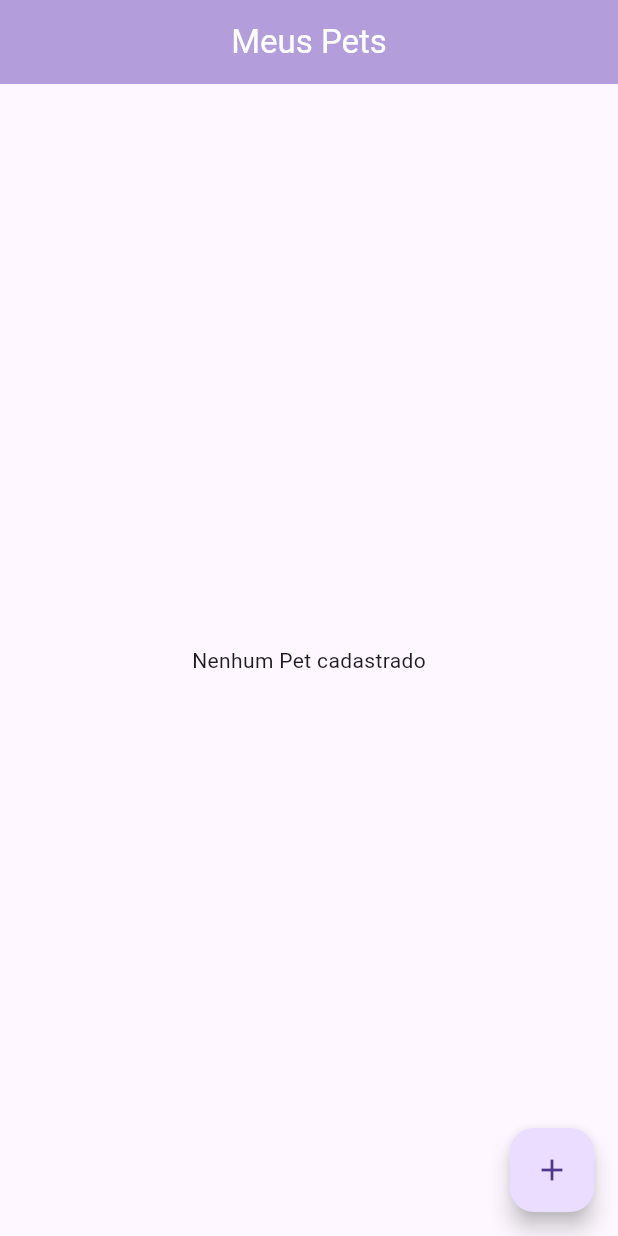
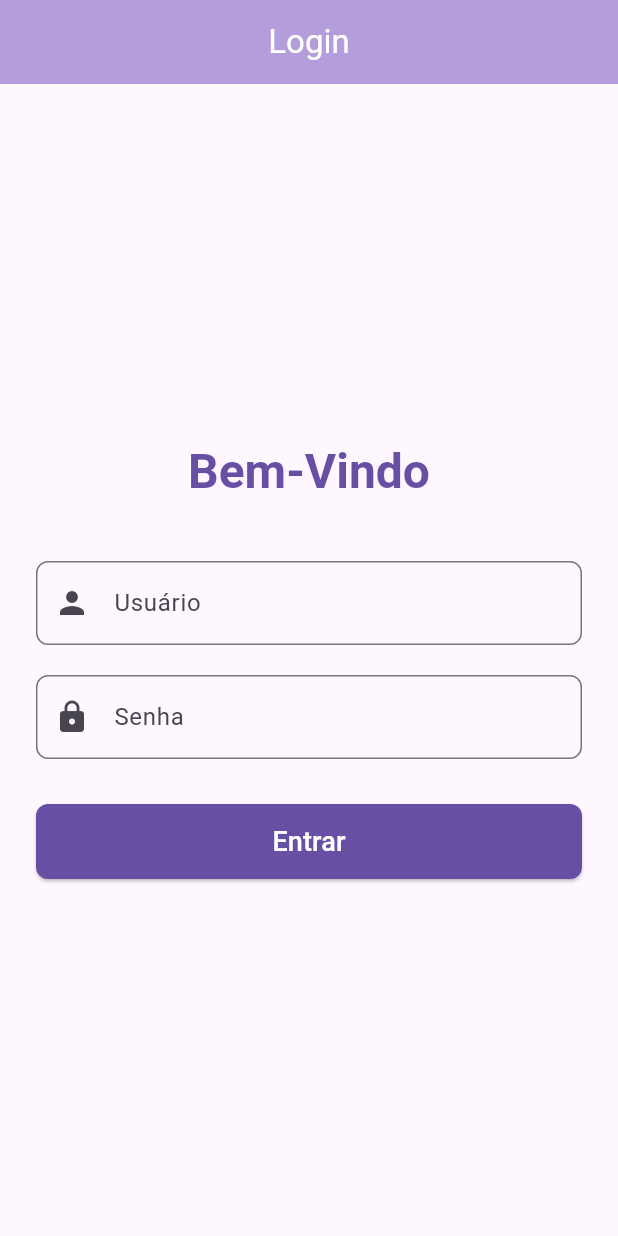
Before and after one commit to VzinCoder/projeto_estagio, a Flutter app: the screen it shows after launch, on a phone screen of 412 x 824 dp. Run offline on Flutter 3.47's test engine with Material 3 defaults, Android fonts, the phone set to English and light mode, and no system bars; our stand-ins replace dio, flutter_secure_storage, get_it, sqflite; accounts and stored records are empty.

Commit message:
feat: implement login page

```diff
--- a/lib/main.dart
+++ b/lib/main.dart
@@ -4,6 +4,7 @@ import "pages/home_page.dart";
 import "pages/add_pet.dart";
 import "pages/add_pet_vaccine.dart";
 import "pages/add_pet_event.dart";
+import "pages/login_page.dart";
 import "my_app_routes.dart";
 
 void main() async {
@@ -25,8 +26,9 @@ class MyApp extends StatelessWidget {
           iconTheme: IconThemeData(color: Colors.white),
         ),
       ),
-      initialRoute: MyAppRoutes.homePage.routeName,
+      initialRoute: MyAppRoutes.loginPage.routeName,
       routes: {
+        MyAppRoutes.loginPage.routeName: (BuildContext context) => LoginPage(),
         MyAppRoutes.homePage.routeName: (BuildContext context) => HomePage(),
         MyAppRoutes.addPet.routeName: (BuildContext context) => AddPet(),
         //MyAppRoutes.petDetails.routeName:(BuildContext context)=> PetDetails(),
--- a/lib/my_app_routes.dart
+++ b/lib/my_app_routes.dart
@@ -1,4 +1,5 @@
 enum MyAppRoutes{
+  loginPage(routeName: "login_page"),
   homePage(routeName: "home_page"),
   addPet(routeName: "add_pet"),
   petDetails(routeName: "pet_details"),
--- /dev/null
+++ b/lib/pages/login_page.dart
@@ -0,0 +1,132 @@
+import 'package:flutter/material.dart';
+import '../services/auth_services.dart';
+import '../my_app_routes.dart';
+
+class LoginPage extends StatefulWidget {
+  const LoginPage({super.key});
+
+  @override
+  State<LoginPage> createState() => _LoginPageState();
+}
+
+class _LoginPageState extends State<LoginPage> {
+  final TextEditingController _usernameController = TextEditingController();
+  final TextEditingController _passwordController = TextEditingController();
+  final AuthService _authService = AuthService();
+  bool _isLoading = false;
+
+  @override
+  void dispose() {
+    _usernameController.dispose();
+    _passwordController.dispose();
+    super.dispose();
+  }
+
+  Future<void> _login() async {
+    setState(() {
+      _isLoading = true;
+    });
+
+    final String username = _usernameController.text;
+    final String password = _passwordController.text;
+
+    final bool success = await _authService.login(username, password);
+
+    setState(() {
+      _isLoading = false;
+    });
+
+    if (success) {
+      ScaffoldMessenger.of(context).showSnackBar(
+        const SnackBar(content: Text('Login realizado com sucesso!')),
+      );
+      Navigator.pushNamedAndRemoveUntil(
+        context,
+        MyAppRoutes.homePage.routeName,
+        (Route<dynamic> route) => false,
+      );
+    } else {
+      ScaffoldMessenger.of(context).showSnackBar(
+        const SnackBar(
+          content: Text('Falha no login. Verifique seu usuário e senha.'),
+          backgroundColor: Colors.red,
+        ),
+      );
+    }
+  }
+
+  @override
+  Widget build(BuildContext context) {
+    return Scaffold(
+      appBar: AppBar(
+        title: const Text('Login', style: TextStyle(color: Colors.white)),
+        centerTitle: true,
+      ),
+      body: Center(
+        child: SingleChildScrollView(
+          padding: const EdgeInsets.all(24.0),
+          child: Column(
+            mainAxisAlignment: MainAxisAlignment.center,
+            children: <Widget>[
+              Text(
+                'Bem-Vindo',
+                style: Theme.of(context).textTheme.headlineLarge?.copyWith(
+                  color: Theme.of(context).primaryColor,
+                  fontWeight: FontWeight.bold,
+                ),
+              ),
+              const SizedBox(height: 40),
+              TextField(
+                controller: _usernameController,
+                decoration: InputDecoration(
+                  labelText: 'Usuário',
+                  border: OutlineInputBorder(
+                    borderRadius: BorderRadius.circular(8.0),
+                  ),
+                  prefixIcon: const Icon(Icons.person),
+                ),
+                keyboardType: TextInputType.text,
+                textInputAction: TextInputAction.next,
+              ),
+              const SizedBox(height: 20),
+              TextField(
+                controller: _passwordController,
+                decoration: InputDecoration(
+                  labelText: 'Senha',
+                  border: OutlineInputBorder(
+                    borderRadius: BorderRadius.circular(8.0),
+                  ),
+                  prefixIcon: Icon(Icons.lock),
+                ),
+                obscureText: true,
+                textInputAction: TextInputAction.done,
+                onSubmitted: (_) => _login(),
+              ),
+              const SizedBox(height: 30),
+
+              _isLoading
+                  ? const CircularProgressIndicator()
+                  : SizedBox(
+                      width: double.infinity,
+                      height: 50,
+                      child: ElevatedButton(
+                        onPressed: _login,
+                        style: ElevatedButton.styleFrom(
+                          backgroundColor: Theme.of(context).primaryColor,
+                          shape: RoundedRectangleBorder(
+                            borderRadius: BorderRadius.circular(8.0),
+                          ),
+                        ),
+                        child: const Text(
+                          'Entrar',
+                          style: TextStyle(fontSize: 18, color: Colors.white),
+                        ),
+                      ),
+                    ),
+            ],
+          ),
+        ),
+      ),
+    );
+  }
+}
--- a/lib/pages/pet_events.dart
+++ b/lib/pages/pet_events.dart
@@ -156,7 +156,7 @@ class _PetEventsState extends State<PetEvents> {
           Navigator.push(
             context,
             MaterialPageRoute(
-              builder: (context) => AddPetEvent(petId: widget.petId!),
+              builder: (context) => AddPetEvent(petId: widget.petId),
             ),
           ).then((_) => setState(() {}));
         },
--- /dev/null
+++ b/lib/services/auth_services.dart
@@ -0,0 +1,77 @@
+import 'package:dio/dio.dart';
+import 'package:flutter_secure_storage/flutter_secure_storage.dart';
+
+class AuthService {
+  final String _baseUrl = 'http://10.0.2.2:8000';
+  final String _loginEndpoint = '/auth/token/';
+
+  final FlutterSecureStorage _secureStorage = const FlutterSecureStorage();
+  final Dio _loginDio = Dio();
+
+  AuthService() {
+    _loginDio.options.headers['Content-Type'] = 'application/json';
+    print(
+      'AuthService: Instância de Dio configurada com Content-Type: application/json',
+    );
+  }
+
+  Future<bool> login(String username, String password) async {
+    final url = '$_baseUrl$_loginEndpoint';
+
+    try {
+      final response = await _loginDio.post(
+        url,
+        data: {'username': username, 'password': password},
+        options: Options(headers: {'Content-Type': 'application/json'}),
+      );
+
+      if (response.statusCode == 200) {
+        final data = response.data;
+        final accessToken = data['access'];
+        final refreshToken = data['refresh'];
+
+        if (accessToken != null && refreshToken != null) {
+          await _secureStorage.write(key: 'access_token', value: accessToken);
+          await _secureStorage.write(key: 'refresh_token', value: refreshToken);
+          print('Tokens salvos com sucesso!');
+          return true;
+        } else {
+          print(
+            'Erro: Token "access" ou "refresh" não encontrados nas respostas!',
+          );
+          return false;
+        }
+      } else {
+        print(
+          'Erro no login (StatusCode ${response.statusCode}): ${response.data}',
+        );
+        return false;
+      }
+    } on DioError catch (e) {
+      if (e.response != null) {
+        print(
+          'Erro Dio (response): ${e.response!.statusCode} - ${e.response!.data}',
+        );
+        if (e.response!.statusCode == 401) {
+          print('Credenciais inválidas.');
+        }
+      } else {
+        print('Erro Dio (sem response): $e - ${e.message}');
+      }
+      return false;
+    } catch (e) {
+      print('Erro inesperado ao fazer requisição de login: $e');
+      return false;
+    }
+  }
+
+  Future<String?> getAccessToken() async {
+    return await _secureStorage.read(key: 'access_token');
+  }
+
+  Future<void> logout() async {
+    await _secureStorage.delete(key: 'access_token');
+    await _secureStorage.delete(key: 'refresh_token');
+    print('Tokens removidos. Usuário deslogado!');
+  }
+}
```
Also changed, not shown: lib/utils/jwt_interceptor.dart (+12 -5 lines), lib/pages/home_page.dart (indentation only).
